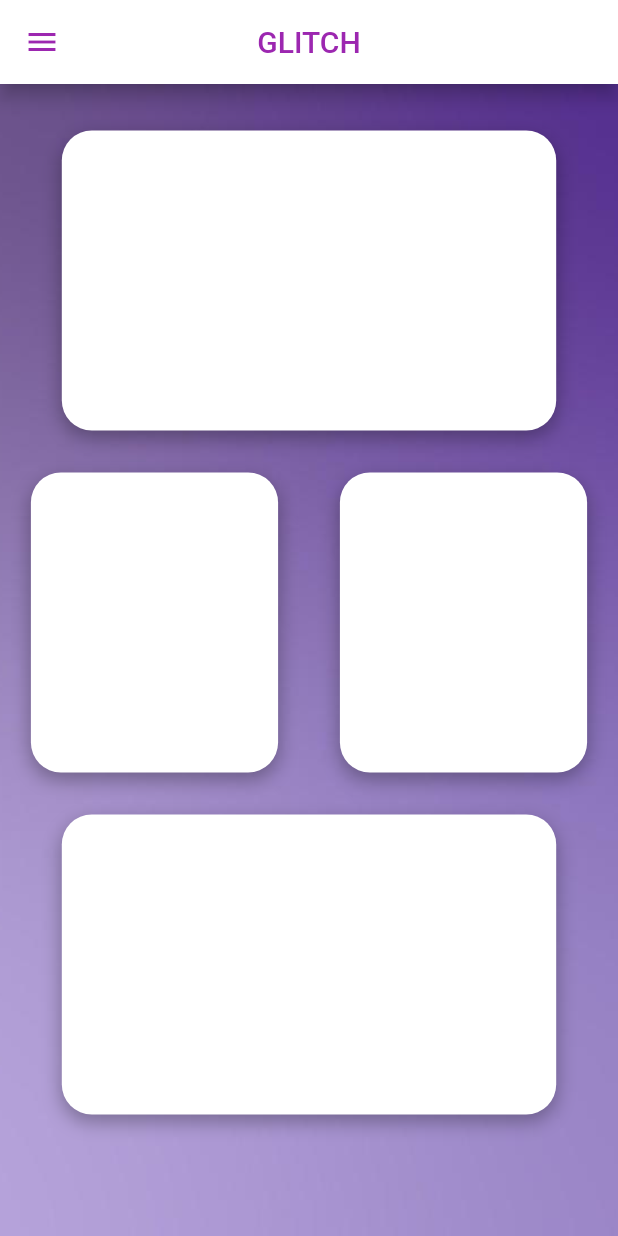
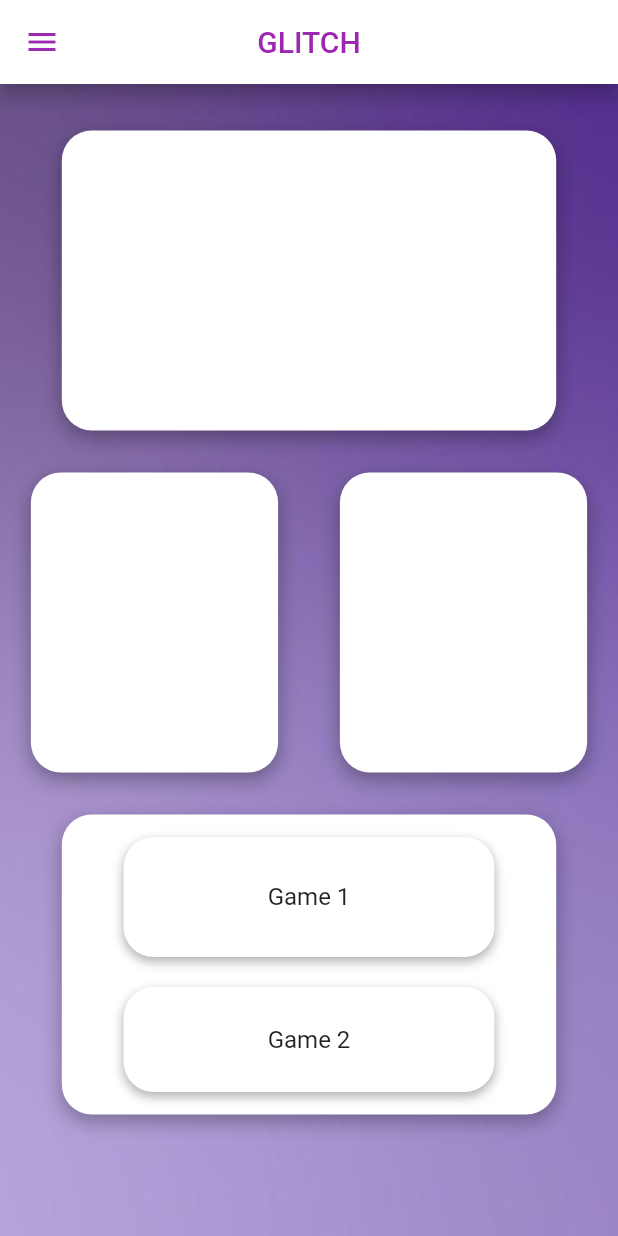
Before and after one commit to rudranil723/glitch, a Flutter app: the MainScreen screen opened directly, on a phone screen of 412 x 824 dp. Run offline on Flutter 3.47's test engine with Material 2 defaults, Android fonts, the phone set to English and light mode, and no system bars; Roboto replaces fonts that are missing (SF Pro).

Commit message:
mainscreen work done and games page added

```diff
--- /dev/null
+++ b/lib/screens/games.dart
@@ -0,0 +1,15 @@
+import 'package:flutter/material.dart';
+
+class GamesScreen extends StatelessWidget {
+  @override
+  Widget build(BuildContext context) {
+    return Scaffold(
+      appBar: AppBar(
+        title: Text('Games'),
+      ),
+      body: Center(
+          // Your game content goes here
+          ),
+    );
+  }
+}
--- a/lib/screens/mainscreen.dart
+++ b/lib/screens/mainscreen.dart
@@ -207,7 +207,7 @@ class MainScreen extends StatelessWidget {
                   ),
                 ],
               ),
-              // Third Row: Box 4
+              // Third Row: Box 4 with Buttons
               Container(
                 margin: EdgeInsets.all(16.0),
                 decoration: BoxDecoration(
@@ -224,6 +224,63 @@ class MainScreen extends StatelessWidget {
                 height: 200.0,
                 width: MediaQuery.of(context).size.width *
                     0.8, // Adjust width as needed
+                child: Column(
+                  mainAxisAlignment: MainAxisAlignment.center,
+                  children: [
+                    Container(
+                      width: MediaQuery.of(context).size.width *
+                          0.6, // Adjust width as needed
+                      height: 80.0,
+                      margin: EdgeInsets.symmetric(vertical: 10.0),
+                      decoration: BoxDecoration(
+                        color: Colors.white,
+                        borderRadius: BorderRadius.circular(20.0),
+                        boxShadow: [
+                          BoxShadow(
+                            color: Colors.black.withOpacity(0.3),
+                            blurRadius: 5.0,
+                            offset: Offset(0, 3),
+                          ),
+                        ],
+                      ),
+                      child: Center(
+                        child: Text(
+                          'Game 1',
+                          style: TextStyle(
+                            fontSize: 16.0,
+                            fontFamily: 'SF Pro',
+                          ),
+                        ),
+                      ),
+                    ),
+                    Container(
+                      width: MediaQuery.of(context).size.width *
+                          0.6, // Adjust width as needed
+                      height: 70.0,
+                      margin: EdgeInsets.symmetric(vertical: 10.0),
+                      decoration: BoxDecoration(
+                        color: Colors.white,
+                        borderRadius: BorderRadius.circular(20.0),
+                        boxShadow: [
+                          BoxShadow(
+                            color: Colors.black.withOpacity(0.3),
+                            blurRadius: 5.0,
+                            offset: Offset(0, 3),
+                          ),
+                        ],
+                      ),
+                      child: Center(
+                        child: Text(
+                          'Game 2',
+                          style: TextStyle(
+                            fontSize: 16.0,
+                            fontFamily: 'SF Pro',
+                          ),
+                        ),
+                      ),
+                    ),
+                  ],
+                ),
               ),
             ],
           ),
```
Also changed, not shown: lib/screens/roadmap.dart (added).
